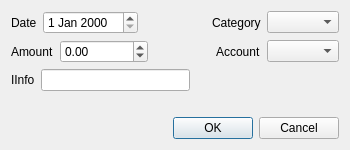
The window that QT/manageTransaction.ui (wordtinker/SimpleBudget) describes before a commit, drawn with Qt 5.
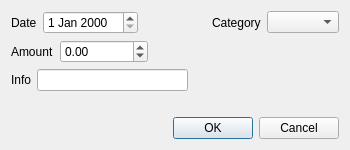
The same window after the commit.

Commit message: v 0.2 Initial transactions functionality

```diff
--- a/QT/manageTransaction.ui
+++ b/QT/manageTransaction.ui
@@ -95,16 +95,6 @@
        </property>
       </spacer>
      </item>
-     <item>
-      <widget class="QLabel" name="label_3">
-       <property name="text">
-        <string>Account</string>
-       </property>
-      </widget>
-     </item>
-     <item>
-      <widget class="QComboBox" name="accountBox"/>
-     </item>
     </layout>
    </item>
    <item>
@@ -112,7 +102,7 @@
      <item>
       <widget class="QLabel" name="label_5">
        <property name="text">
-        <string>IInfo</string>
+        <string>Info</string>
        </property>
       </widget>
      </item>
```
Left out of the diff: 2 changed lines with no effect on the pictures. The commit also changes 14 other files.
